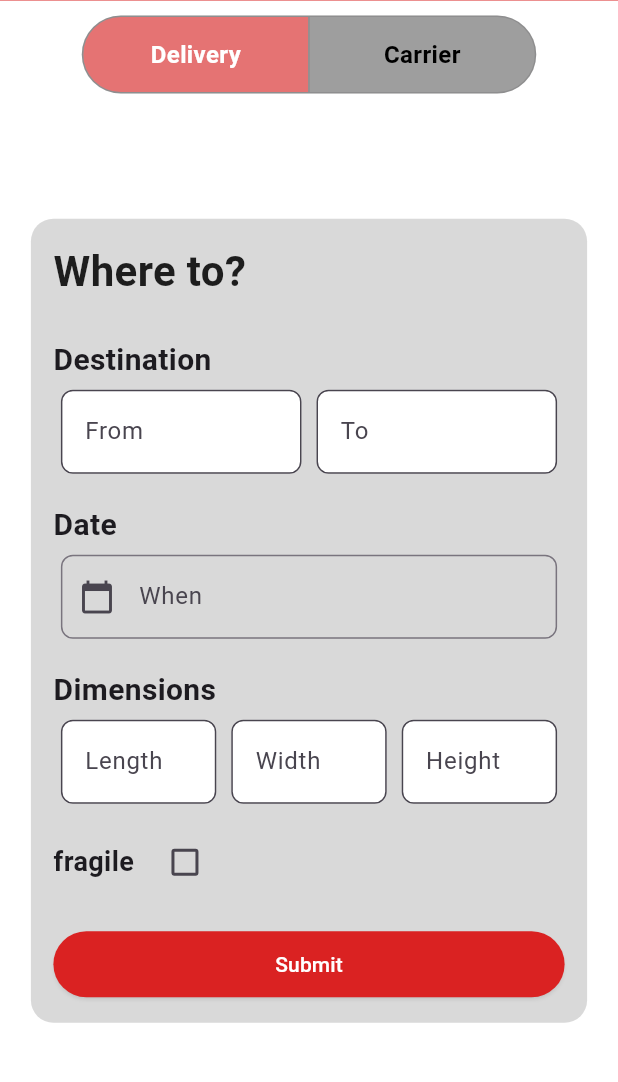
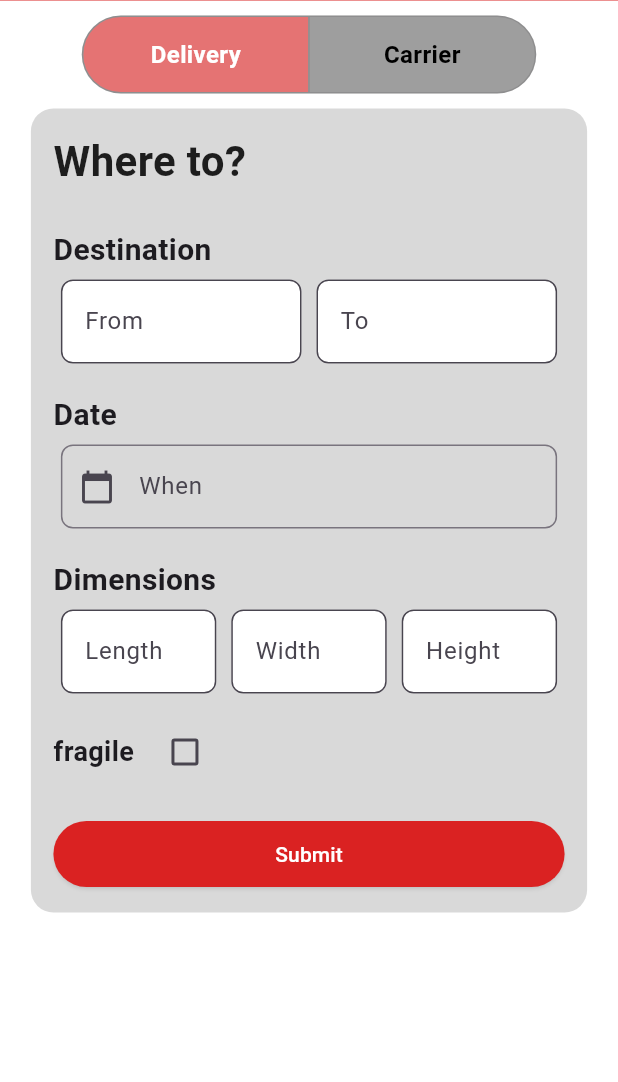
Before and after one commit to mandryskowski/jastip, a Flutter app: the screen it shows after launch, on a phone screen of 412 x 824 dp, the part 103-1185 px from its top. Run offline on Flutter 3.47's test engine with Material 3 defaults, Android fonts, the phone set to English and light mode, and no system bars; our stand-ins replace google_fonts.

```diff
--- a/frontend/jastip/lib/DeliveryPage.dart
+++ b/frontend/jastip/lib/DeliveryPage.dart
@@ -6,7 +6,9 @@ import 'FormElement.dart';
 class DeliveryContent extends StatelessWidget {
   @override
   Widget build(BuildContext context) {
-    return Formbox(
+    return Align(
+      alignment: Alignment.topCenter,
+      child: Formbox(
       title: "Where to?",
       fields: [
         MapEntry('Destination', [
@@ -22,6 +24,6 @@ class DeliveryContent extends StatelessWidget {
       ],
       constraints: BoxConstraints(
           maxWidth: 0.9 * MediaQuery.sizeOf(context).width),
-      checkboxTitles: ["fragile"]);
+      checkboxTitles: ["fragile"]),);
   }
 }
--- a/frontend/jastip/lib/FormBox.dart
+++ b/frontend/jastip/lib/FormBox.dart
@@ -108,8 +108,7 @@ class _FormboxState extends State<Formbox> {
 
   @override
   Widget build(BuildContext context) {
-    return Center(
-      child: ConstrainedBox(
+    return ConstrainedBox(
       constraints: widget.constraints,
       child: Container(
         decoration: BoxDecoration(
@@ -174,7 +173,6 @@ class _FormboxState extends State<Formbox> {
                 buttonText: 'Submit',
               ),
             ],
-            ),
           ),
         ),
       ),
```
Lines whose indentation alone changed are shown as unchanged.
